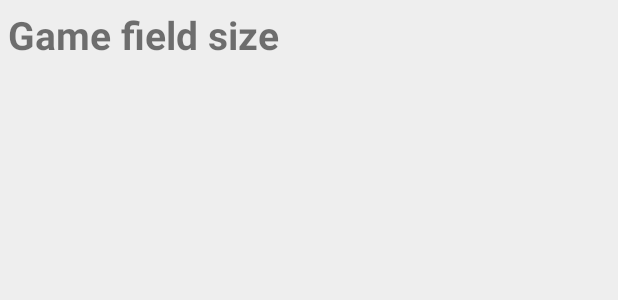
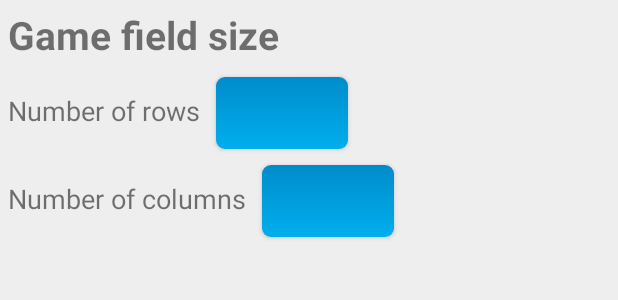
Before and after one commit to elen-niedermeyer/Nonogram-App, an Android app: the layout activity_options.xml on its own in the app's theme, with its tools: preview values and no code run, on a phone screen of 412 x 824 dp. Shown: the top 300 px of the screen. Run offline under Robolectric (Android 15) with nearby library versions, the phone set to English and light mode, and no system bars.

Commit message:
Make an options activity, not finished yet

```diff
--- a/app/src/main/res/layout/activity_options.xml
+++ b/app/src/main/res/layout/activity_options.xml
@@ -15,6 +15,44 @@
         android:layout_height="wrap_content"
         android:text="@string/field_size_heading" />
 
+    <LinearLayout
+        android:layout_width="match_parent"
+        android:layout_height="wrap_content"
+        android:orientation="horizontal">
+
+        <TextView
+            style="@style/Text"
+            android:layout_width="wrap_content"
+            android:layout_height="wrap_content"
+            android:text="@string/number_of_rows" />
+
+        <Button
+            android:id="@+id/activity_options_btn_rows"
+            style="@style/ButtonStyle"
+            android:layout_width="wrap_content"
+            android:layout_height="wrap_content" />
+
+    </LinearLayout>
+
+    <LinearLayout
+        android:layout_width="match_parent"
+        android:layout_height="wrap_content"
+        android:orientation="horizontal">
+
+        <TextView
+            style="@style/Text"
+            android:layout_width="wrap_content"
+            android:layout_height="wrap_content"
+            android:text="@string/number_of_columns" />
+
+        <Button
+            android:id="@+id/activity_options_btn_columns"
+            style="@style/ButtonStyle"
+            android:layout_width="wrap_content"
+            android:layout_height="wrap_content" />
+
+    </LinearLayout>
+
     <TextView
         style="@style/Heading"
         android:layout_width="match_parent"
```
Also changed, not shown: app/src/main/java/niedermeyer/nonogram/activities/Menu.java (+21 -17 lines), app/src/main/java/niedermeyer/nonogram/activities/OptionsActivity.java (+48 -0 lines), app/src/main/java/niedermeyer/nonogram/activities/StartActivity.java (+7 -0 lines).
